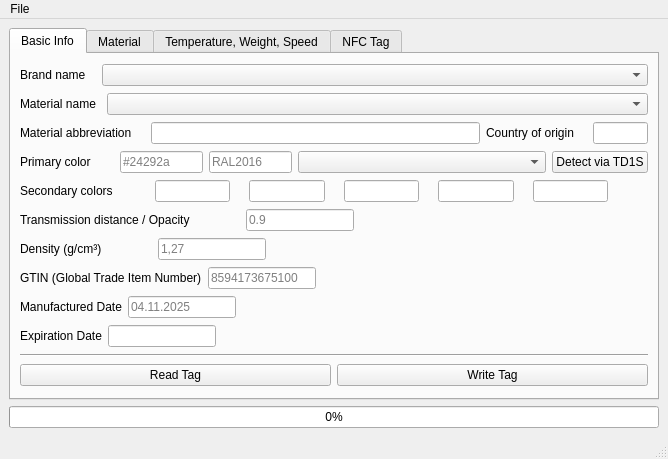
Before: the Qt Designer form openprinttaggui/GUI/gui.ui in bkerler/OpenPrintTagGUI, drawn with Qt 5.
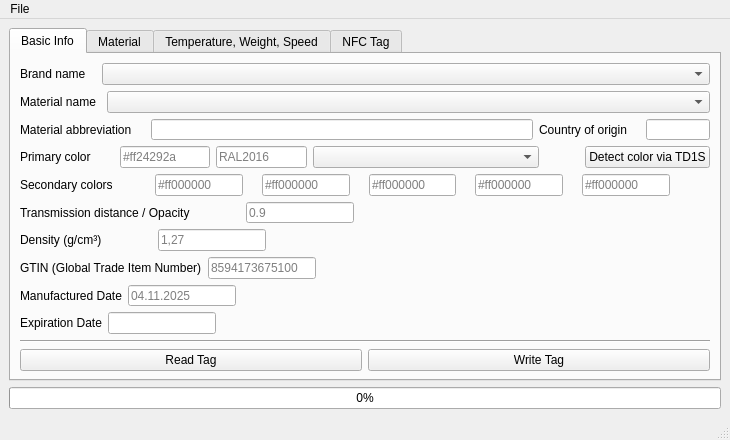
After: the same form once the commit is applied. Custom widgets are drawn as their Qt base class.

The edit to the form file:
```diff
--- a/openprinttaggui/GUI/gui.ui
+++ b/openprinttaggui/GUI/gui.ui
@@ -6,8 +6,8 @@
    <rect>
     <x>0</x>
     <y>0</y>
-    <width>668</width>
-    <height>459</height>
+    <width>730</width>
+    <height>440</height>
    </rect>
   </property>
   <property name="sizePolicy">
@@ -18,8 +18,8 @@
   </property>
   <property name="minimumSize">
    <size>
-    <width>0</width>
-    <height>100</height>
+    <width>730</width>
+    <height>440</height>
    </size>
   </property>
   <property name="windowTitle">
@@ -236,12 +236,18 @@
            <widget class="QLineEdit" name="primarycoloredit">
             <property name="sizePolicy">
              <sizepolicy hsizetype="Preferred" vsizetype="Fixed">
-              <horstretch>1</horstretch>
+              <horstretch>2</horstretch>
               <verstretch>0</verstretch>
              </sizepolicy>
             </property>
+            <property name="minimumSize">
+             <size>
+              <width>90</width>
+              <height>0</height>
+             </size>
+            </property>
             <property name="placeholderText">
-             <string>#24292a</string>
+             <string>#ff24292a</string>
             </property>
            </widget>
           </item>
@@ -249,7 +255,7 @@
            <widget class="QLineEdit" name="primarycolorraledit">
             <property name="sizePolicy">
              <sizepolicy hsizetype="Expanding" vsizetype="Fixed">
-              <horstretch>1</horstretch>
+              <horstretch>2</horstretch>
               <verstretch>0</verstretch>
              </sizepolicy>
             </property>
@@ -262,16 +268,32 @@
            <widget class="QComboBox" name="colornamebox">
             <property name="sizePolicy">
              <sizepolicy hsizetype="Preferred" vsizetype="Fixed">
-              <horstretch>3</horstretch>
+              <horstretch>5</horstretch>
               <verstretch>0</verstretch>
              </sizepolicy>
             </property>
+            <property name="placeholderText">
+             <string>Jet Black</string>
+            </property>
            </widget>
           </item>
+          <item>
+           <spacer name="horizontalSpacer_26">
+            <property name="orientation">
+             <enum>Qt::Orientation::Horizontal</enum>
+            </property>
+            <property name="sizeHint" stdset="0">
+             <size>
+              <width>40</width>
+              <height>20</height>
+             </size>
+            </property>
+           </spacer>
+          </item>
           <item>
            <widget class="QPushButton" name="td1sbutton">
             <property name="text">
-             <string>Detect via TD1S</string>
+             <string>Detect color via TD1S</string>
             </property>
            </widget>
           </item>
@@ -337,7 +359,7 @@
              </size>
             </property>
             <property name="placeholderText">
-             <string/>
+             <string>#ff000000</string>
             </property>
            </widget>
           </item>
@@ -363,7 +385,7 @@
              </size>
             </property>
             <property name="placeholderText">
-             <string/>
+             <string>#ff000000</string>
             </property>
            </widget>
           </item>
@@ -389,7 +411,7 @@
              </size>
             </property>
             <property name="placeholderText">
-             <string/>
+             <string>#ff000000</string>
             </property>
            </widget>
           </item>
@@ -415,7 +437,7 @@
              </size>
             </property>
             <property name="placeholderText">
-             <string/>
+             <string>#ff000000</string>
             </property>
            </widget>
           </item>
@@ -441,7 +463,7 @@
              </size>
             </property>
             <property name="placeholderText">
-             <string/>
+             <string>#ff000000</string>
             </property>
            </widget>
           </item>
@@ -1259,7 +1281,7 @@
     <rect>
      <x>0</x>
      <y>0</y>
-     <width>668</width>
+     <width>730</width>
      <height>23</height>
     </rect>
    </property>
```
Left out of the diff: 12 changed lines with no effect on the pictures.
